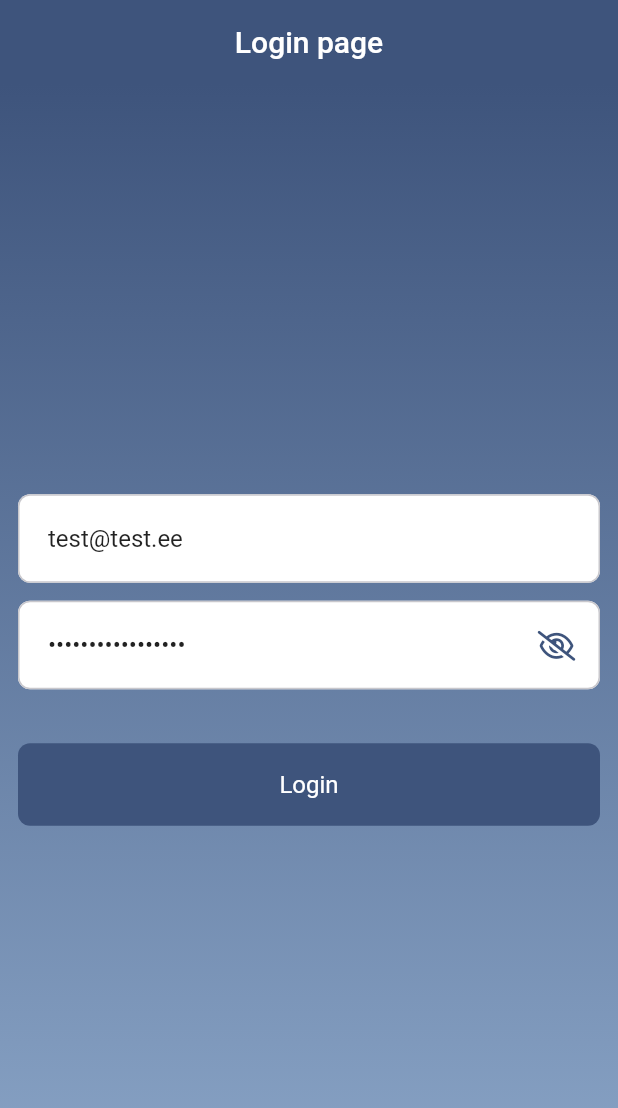
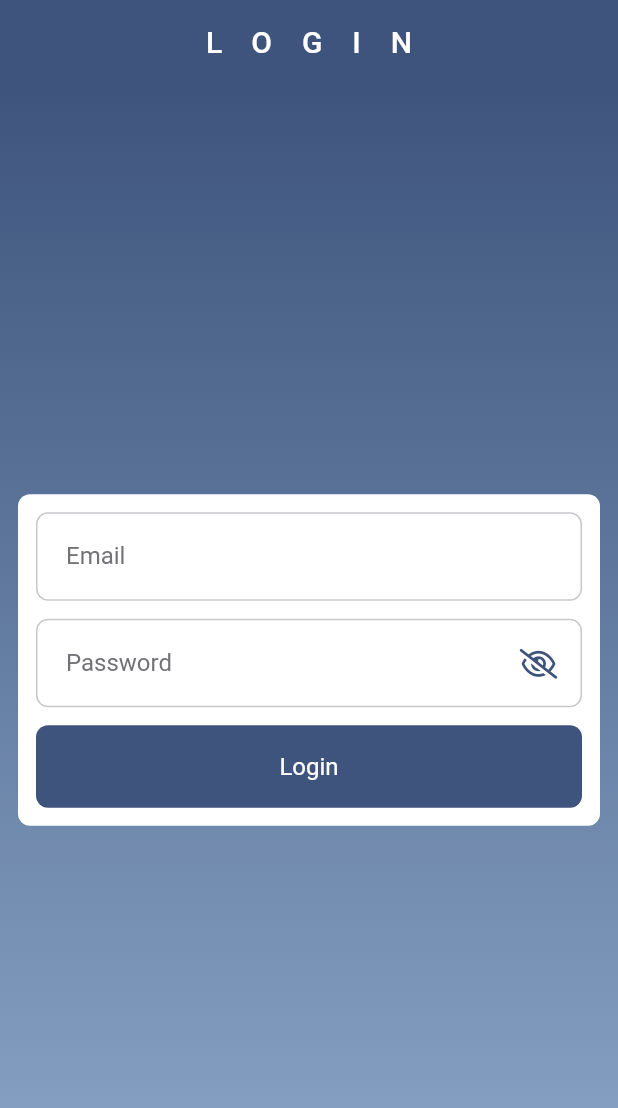
Before and after one commit to Utopia-USS/utopia_recruitment_task, a Flutter app: the screen it shows after launch, on a phone screen of 412 x 824 dp. Shown: the top 1108 px of the screen. Run offline on Flutter 3.47's test engine with Material 2 defaults, Android fonts, the phone set to English and light mode, and no system bars; our stand-ins replace another_flushbar, cloud_firestore, equatable, firebase_auth, firebase_core, flutter_bloc and 2 more; accounts and stored records are empty.

Commit message:
ref: AuthPage and  NewItemPage

```diff
--- a/lib/pages/auth_page/_widgets/email_input.dart
+++ b/lib/pages/auth_page/_widgets/email_input.dart
@@ -23,7 +23,6 @@ class EmailInput extends StatelessWidget {
       decoration: InputDecoration(
         labelText: 'Email',
         errorText: errorText,
-        floatingLabelBehavior: FloatingLabelBehavior.never,
       ),
       onChanged: (val) => onChanged(val),
       onEditingComplete: () =>
--- a/lib/pages/auth_page/_widgets/password_input.dart
+++ b/lib/pages/auth_page/_widgets/password_input.dart
@@ -35,7 +35,6 @@ class _PasswordInputState extends State<PasswordInput> {
           decoration: InputDecoration(
             labelText: widget.labelText ?? 'Password',
             errorText: widget.errorText,
-            floatingLabelBehavior: FloatingLabelBehavior.never,
             suffixIcon: GestureDetector(
               child: Container(
                 width: 50.0,
--- a/lib/pages/auth_page/auth_page.dart
+++ b/lib/pages/auth_page/auth_page.dart
@@ -30,32 +30,42 @@ class AautPpageState extends State<AuthPage> {
   void initState() {
     super.initState();
     _signInCubit = SignInCubit(context.read<AuthService>());
-
-    _emailController.text = "test@test.ee";
-    _passwordController.text = "validPassword123X";
-    _signInCubit.emailChanged("test@test.ee");
-    _signInCubit.passwordChanged("validPassword123X");
   }
 
   @override
   Widget build(BuildContext context) {
     return Scaffold(
-      appBar: AppBar(title: const Text('Login page')),
+      appBar: AppBar(
+        title: const Text(
+          'LOGIN',
+          style: TextStyle(letterSpacing: 20.0),
+        ),
+      ),
       body: DecoratedBox(
         decoration: BoxDecoration(
           gradient: CustomTheme.pageGradient,
         ),
         child: Padding(
           padding: CustomTheme.contentPadding,
+          child: Center(
+            child: Container(
+              padding: CustomTheme.contentPadding,
+              decoration: const BoxDecoration(
+                color: CustomTheme.white,
+                borderRadius: CustomTheme.mainRadius,
+              ),
               child: Column(
+                mainAxisSize: MainAxisSize.min,
                 mainAxisAlignment: MainAxisAlignment.center,
                 children: [
                   _buildEmailInput(),
                   const SizedBox(height: CustomTheme.spacing),
                   _buildPasswordInput(),
-              const SizedBox(height: CustomTheme.bigSpacing),
+                  const SizedBox(height: CustomTheme.spacing),
                   _buildLoginButton(),
                 ],
+              ),
+            ),
           ),
         ),
       ),
--- a/lib/pages/home_page/home_page.dart
+++ b/lib/pages/home_page/home_page.dart
@@ -42,8 +42,8 @@ class _HomePageState extends State<HomePage> {
       floatingActionButton: FloatingActionButton(
         backgroundColor: CustomTheme.white,
         child: const Icon(Icons.add_rounded),
-        onPressed: () => Navigator.push(
-            context, MaterialPageRoute(builder: (context) => const NewItem())),
+        onPressed: () => Navigator.push(context,
+            MaterialPageRoute(builder: (context) => const NewItemPage())),
       ),
       floatingActionButtonLocation: FloatingActionButtonLocation.centerFloat,
     );
```
Also changed, not shown: lib/pages/new_item_page/new_item_page.dart (+10 -5 lines). Lines whose indentation alone changed are shown as unchanged.
